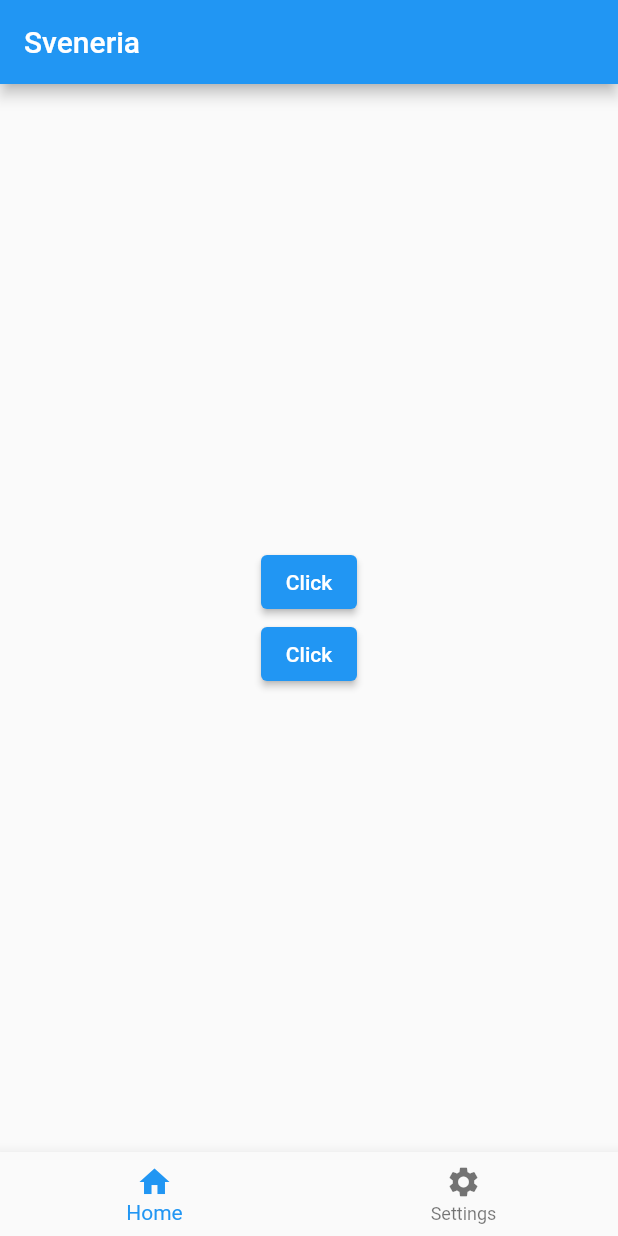
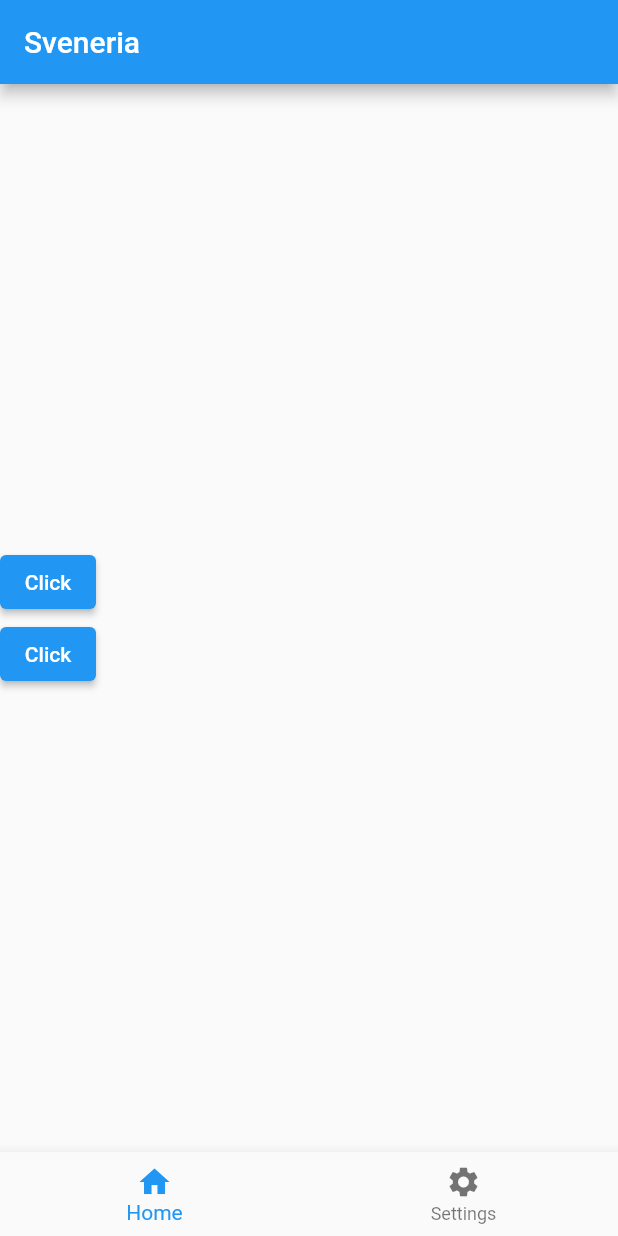
Before and after one commit to rjsnavarette03/flutter-basics, a Flutter app: the screen it shows after launch, on a phone screen of 412 x 824 dp. Run offline on Flutter 3.47's test engine with Material 2 defaults, Android fonts, the phone set to English and light mode, and no system bars.

Commit message:
SizedBox

```diff
--- a/lib/main.dart
+++ b/lib/main.dart
@@ -24,6 +24,8 @@ class _MyAppState extends State<MyApp> {
           title: const Text('Sveneria'),
         ),
         body: Center(
+          child: SizedBox(
+            width: double.infinity,
             child: Column(
               mainAxisAlignment: MainAxisAlignment.center,
               crossAxisAlignment: CrossAxisAlignment.start,
@@ -45,6 +47,7 @@ class _MyAppState extends State<MyApp> {
                   child: Text(buttonName),
                 )
               ],
+            ),
           ),
         ),
         bottomNavigationBar: BottomNavigationBar(
```
Also changed, not shown: 1 other file. Lines whose indentation alone changed are shown as unchanged.
